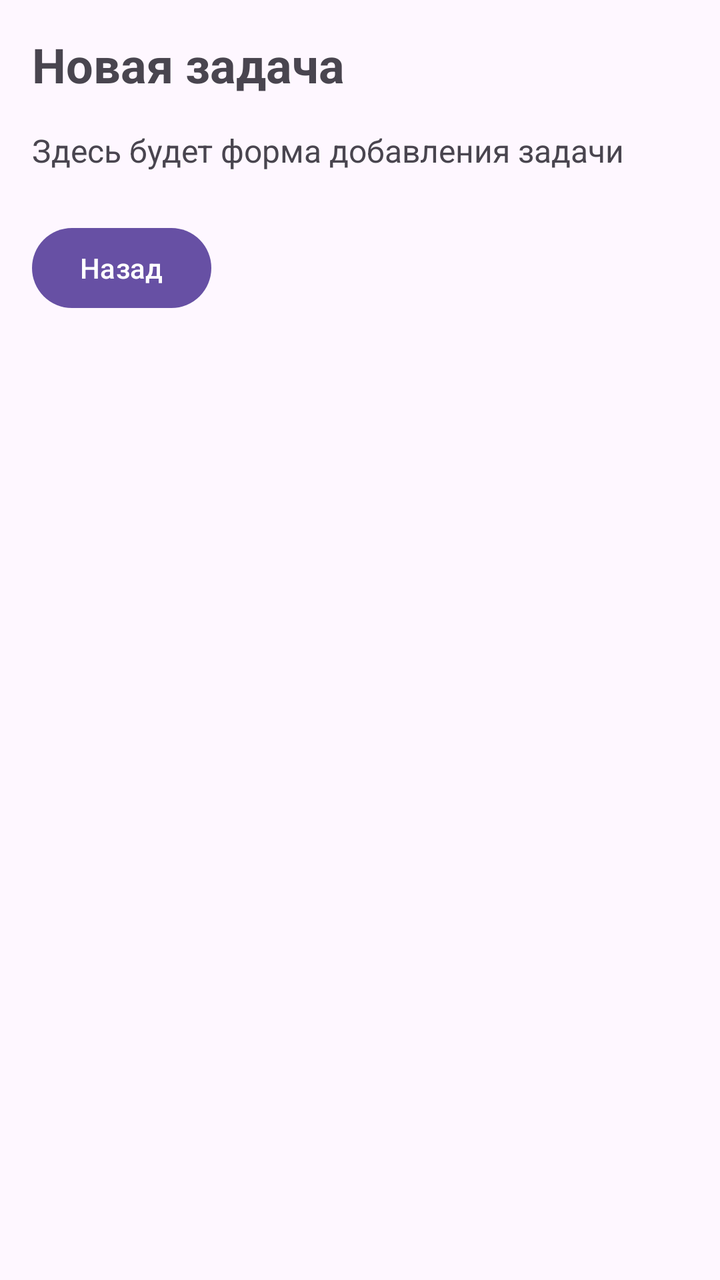
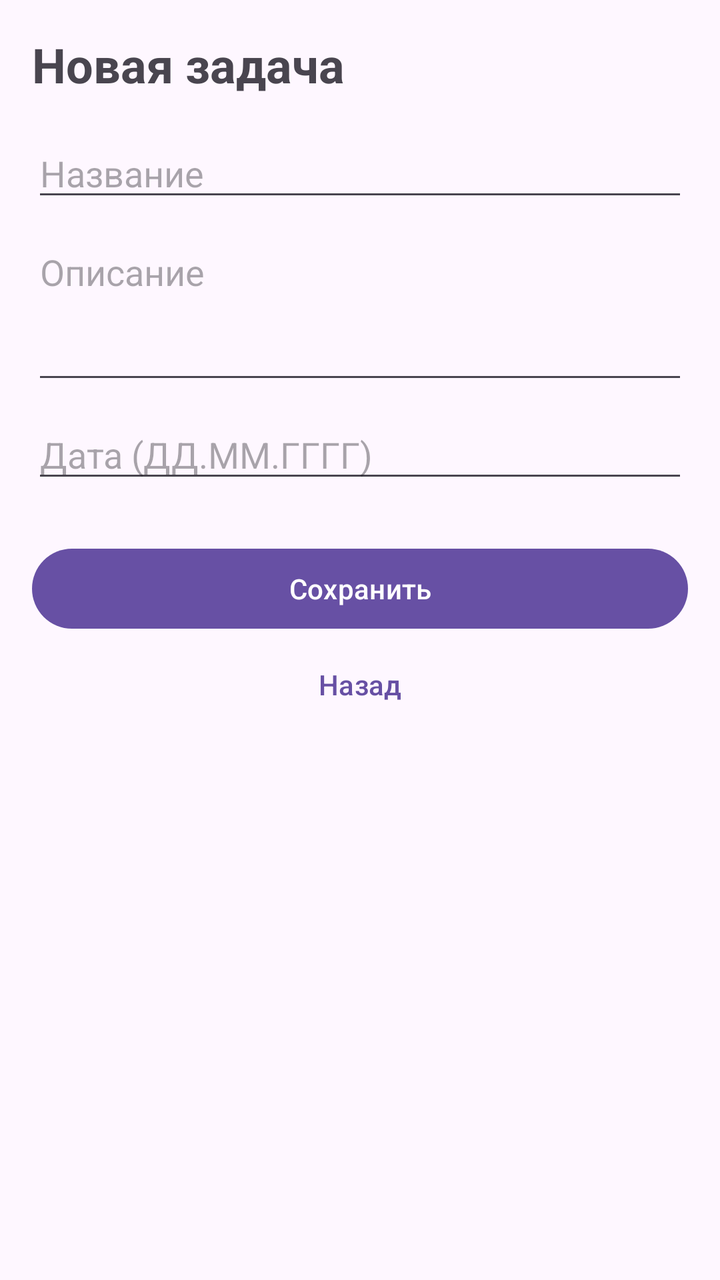

Screens rendered from an Android XML layout before and after an edit, with the pre-edit source and the edit as a unified diff.
<!-- AndroidManifest.xml: application theme Theme.TaskCalendarForTksu -->
<!-- res/layout/activity_add_task.xml -->
<?xml version="1.0" encoding="utf-8"?>
<LinearLayout xmlns:android="http://schemas.android.com/apk/res/android"
    android:id="@+id/main"
    android:layout_width="match_parent"
    android:layout_height="match_parent"
    android:orientation="vertical"
    android:padding="16dp">

    <TextView
        android:layout_width="wrap_content"
        android:layout_height="wrap_content"
        android:text="@string/title_add_task"
        android:textSize="24sp"
        android:textStyle="bold" />

    <TextView
        android:layout_width="wrap_content"
        android:layout_height="wrap_content"
        android:layout_marginTop="16dp"
        android:text="@string/add_task_placeholder"
        android:textSize="16sp" />

    <Button
        android:id="@+id/btnBack"
        android:layout_width="wrap_content"
        android:layout_height="wrap_content"
        android:layout_marginTop="24dp"
        android:text="@string/back" />

</LinearLayout>
<!-- resources referenced by this layout -->
<resources>
  <string name="add_task_placeholder">Здесь будет форма добавления задачи</string>
  <string name="back">Назад</string>
  <string name="title_add_task">Новая задача</string>
  <style name="Theme.TaskCalendarForTksu" parent="Base.Theme.TaskCalendarForTksu" />
  <style name="Base.Theme.TaskCalendarForTksu" parent="Theme.Material3.DayNight.NoActionBar">
          
          
      </style>
</resources>

<!-- the commit's change to res/layout/activity_add_task.xml (unified diff, before → after) -->
@@ -13,18 +13,44 @@
         android:textSize="24sp"
         android:textStyle="bold" />
 
-    <TextView
-        android:layout_width="wrap_content"
+    <EditText
+        android:id="@+id/etTitle"
+        android:layout_width="match_parent"
         android:layout_height="wrap_content"
         android:layout_marginTop="16dp"
-        android:text="@string/add_task_placeholder"
-        android:textSize="16sp" />
+        android:hint="@string/hint_title"
+        android:inputType="textCapSentences" />
+
+    <EditText
+        android:id="@+id/etDescription"
+        android:layout_width="match_parent"
+        android:layout_height="wrap_content"
+        android:layout_marginTop="8dp"
+        android:gravity="top"
+        android:hint="@string/hint_description"
+        android:inputType="textMultiLine|textCapSentences"
+        android:minLines="3" />
+
+    <EditText
+        android:id="@+id/etDate"
+        android:layout_width="match_parent"
+        android:layout_height="wrap_content"
+        android:layout_marginTop="8dp"
+        android:hint="@string/hint_date"
+        android:inputType="date" />
+
+    <Button
+        android:id="@+id/btnSave"
+        android:layout_width="match_parent"
+        android:layout_height="wrap_content"
+        android:layout_marginTop="24dp"
+        android:text="@string/save" />
 
     <Button
         android:id="@+id/btnBack"
-        android:layout_width="wrap_content"
+        style="@style/Widget.Material3.Button.TextButton"
+        android:layout_width="match_parent"
         android:layout_height="wrap_content"
-        android:layout_marginTop="24dp"
         android:text="@string/back" />
 
 </LinearLayout>
<!-- resource entries referenced after the edit -->
@@ -1,7 +1,10 @@
 <!-- resources referenced by this layout -->
 <resources>
-  <string name="add_task_placeholder">Здесь будет форма добавления задачи</string>
   <string name="back">Назад</string>
+  <string name="hint_date">Дата (ДД.ММ.ГГГГ)</string>
+  <string name="hint_description">Описание</string>
+  <string name="hint_title">Название</string>
+  <string name="save">Сохранить</string>
   <string name="title_add_task">Новая задача</string>
   <style name="Theme.TaskCalendarForTksu" parent="Base.Theme.TaskCalendarForTksu" />
   <style name="Base.Theme.TaskCalendarForTksu" parent="Theme.Material3.DayNight.NoActionBar">
